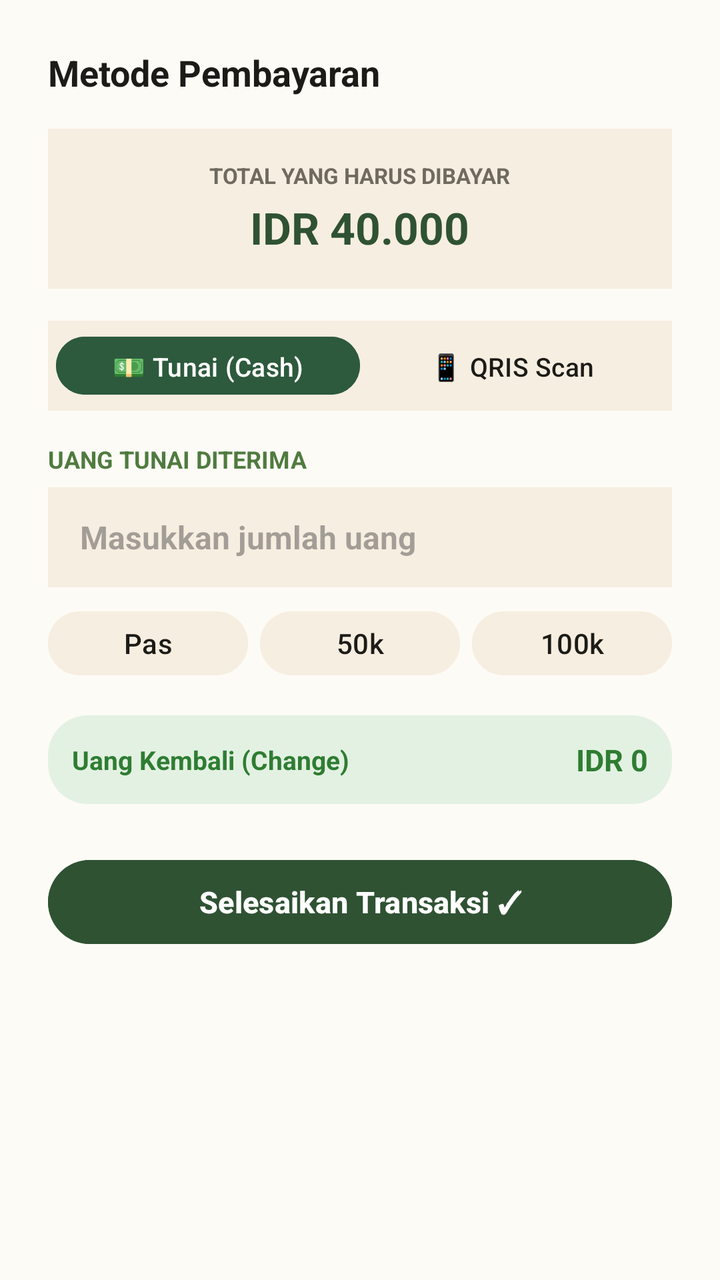
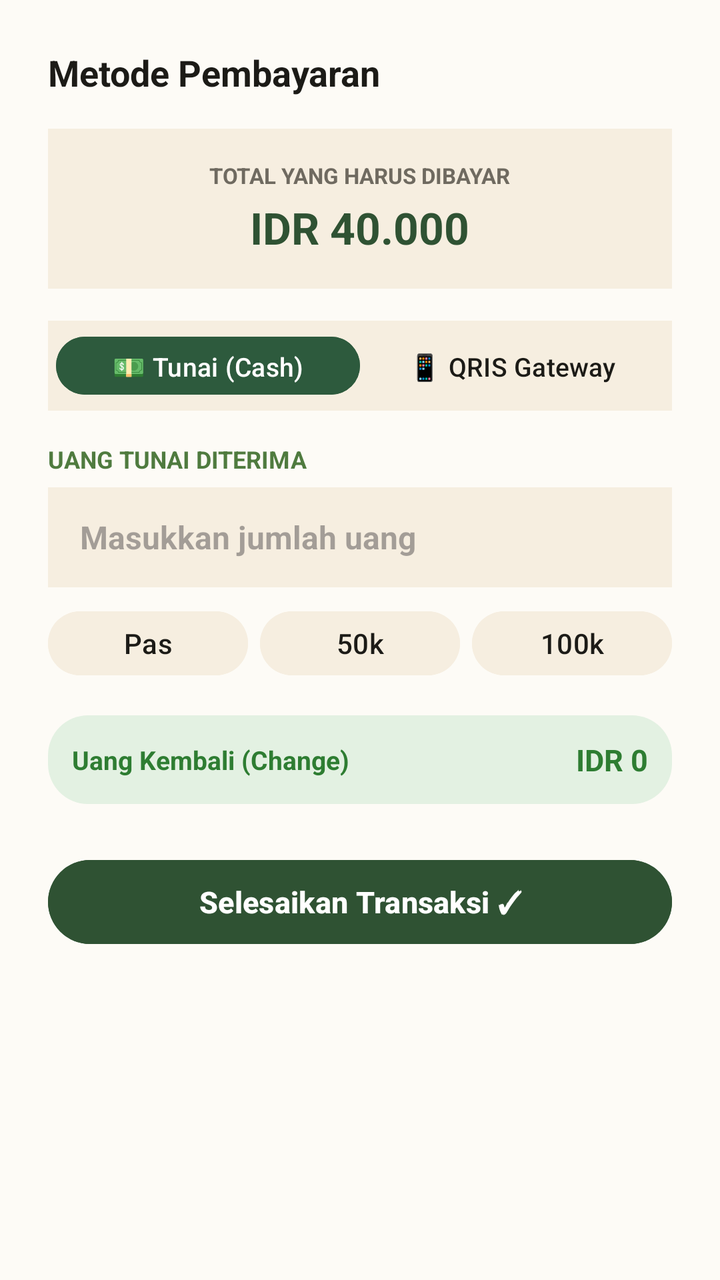

Screens rendered from an Android XML layout before and after an edit, with the pre-edit source and the edit as a unified diff.
<!-- AndroidManifest.xml: application theme Theme.Machaindo -->
<!-- res/layout/dialog_payment.xml -->
<?xml version="1.0" encoding="utf-8"?>
<LinearLayout xmlns:android="http://schemas.android.com/apk/res/android"
    android:layout_width="match_parent"
    android:layout_height="wrap_content"
    android:background="@color/matcha_cream"
    android:orientation="vertical"
    android:padding="24dp">

    <TextView
        android:layout_width="match_parent"
        android:layout_height="wrap_content"
        android:text="Metode Pembayaran"
        android:textColor="@color/matcha_text"
        android:textSize="18sp"
        android:textStyle="bold" />

    <LinearLayout
        android:layout_width="match_parent"
        android:layout_height="wrap_content"
        android:layout_marginTop="16dp"
        android:background="@color/matcha_field"
        android:gravity="center"
        android:orientation="vertical"
        android:padding="16dp">

        <TextView
            android:layout_width="wrap_content"
            android:layout_height="wrap_content"
            android:text="TOTAL YANG HARUS DIBAYAR"
            android:textColor="@color/matcha_muted"
            android:textSize="11sp"
            android:textStyle="bold" />

        <TextView
            android:id="@+id/tvDialogTotal"
            android:layout_width="wrap_content"
            android:layout_height="wrap_content"
            android:layout_marginTop="4dp"
            android:text="IDR 40.000"
            android:textColor="@color/green_dark"
            android:textSize="22sp"
            android:textStyle="bold" />
    </LinearLayout>

    
    <LinearLayout
        android:layout_width="match_parent"
        android:layout_height="45dp"
        android:layout_marginTop="16dp"
        android:background="@color/matcha_field"
        android:orientation="horizontal"
        android:padding="4dp">

        <Button
            android:id="@+id/btnTabTunai"
            android:layout_width="0dp"
            android:layout_height="match_parent"
            android:layout_weight="1"
            android:backgroundTint="@color/matcha_green"
            android:text="💵 Tunai (Cash)"
            android:textAllCaps="false"
            android:textColor="@color/white"
            android:textSize="13sp" />

        <Button
            android:id="@+id/btnTabQris"
            android:layout_width="0dp"
            android:layout_height="match_parent"
            android:layout_weight="1"
            android:backgroundTint="@android:color/transparent"
            android:text="📱 QRIS Scan"
            android:textAllCaps="false"
            android:textColor="@color/matcha_text"
            android:textSize="13sp" />
    </LinearLayout>

    
    <LinearLayout
        android:id="@+id/layoutTunai"
        android:layout_width="match_parent"
        android:layout_height="wrap_content"
        android:layout_marginTop="16dp"
        android:orientation="vertical">

        <TextView
            android:layout_width="match_parent"
            android:layout_height="wrap_content"
            android:text="UANG TUNAI DITERIMA"
            android:textColor="@color/matcha_label"
            android:textSize="12sp"
            android:textStyle="bold" />

        <EditText
            android:id="@+id/etUangDiterima"
            android:layout_width="match_parent"
            android:layout_height="50dp"
            android:layout_marginTop="6dp"
            android:background="@color/matcha_field"
            android:hint="Masukkan jumlah uang"
            android:inputType="numberDecimal"
            android:paddingHorizontal="16dp"
            android:textColor="@color/matcha_text"
            android:textSize="16sp"
            android:textStyle="bold" />

        <LinearLayout
            android:layout_width="match_parent"
            android:layout_height="wrap_content"
            android:layout_marginTop="8dp"
            android:orientation="horizontal"
            android:weightSum="3">

            <Button
                android:id="@+id/btnPas"
                android:layout_width="0dp"
                android:layout_height="40dp"
                android:layout_weight="1"
                android:backgroundTint="@color/matcha_field"
                android:text="Pas"
                android:textColor="@color/matcha_text" />

            <Button
                android:id="@+id/btn50k"
                android:layout_width="0dp"
                android:layout_height="40dp"
                android:layout_weight="1"
                android:layout_marginStart="6dp"
                android:backgroundTint="@color/matcha_field"
                android:text="50k"
                android:textColor="@color/matcha_text" />

            <Button
                android:id="@+id/btn100k"
                android:layout_width="0dp"
                android:layout_height="40dp"
                android:layout_weight="1"
                android:layout_marginStart="6dp"
                android:backgroundTint="@color/matcha_field"
                android:text="100k"
                android:textColor="@color/matcha_text" />
        </LinearLayout>

        <LinearLayout
            android:layout_width="match_parent"
            android:layout_height="wrap_content"
            android:layout_marginTop="16dp"
            android:background="@drawable/bg_online_badge"
            android:gravity="center_vertical"
            android:orientation="horizontal"
            android:padding="12dp">

            <TextView
                android:layout_width="0dp"
                android:layout_height="wrap_content"
                android:layout_weight="1"
                android:text="Uang Kembali (Change)"
                android:textColor="@color/online_text"
                android:textSize="13sp"
                android:textStyle="bold" />

            <TextView
                android:id="@+id/tvKembalian"
                android:layout_width="wrap_content"
                android:layout_height="wrap_content"
                android:text="IDR 0"
                android:textColor="@color/online_text"
                android:textSize="15sp"
                android:textStyle="bold" />
        </LinearLayout>
    </LinearLayout>

    
    <LinearLayout
        android:id="@+id/layoutQris"
        android:layout_width="match_parent"
        android:layout_height="wrap_content"
        android:layout_marginTop="16dp"
        android:gravity="center"
        android:orientation="vertical"
        android:visibility="gone">

        <TextView
            android:layout_width="wrap_content"
            android:layout_height="wrap_content"
            android:text="📷 Scan QRIS untuk Pembayaran"
            android:textColor="@color/matcha_text"
            android:textSize="14sp"
            android:textStyle="bold" />

        <ImageView
            android:layout_width="160dp"
            android:layout_height="160dp"
            android:layout_marginTop="12dp"
            android:background="@color/matcha_field"
            android:contentDescription="QRIS Barcode"
            android:padding="12dp"
            android:src="@android:drawable/ic_menu_camera" />

        <TextView
            android:id="@+id/tvQrisNominal"
            android:layout_width="wrap_content"
            android:layout_height="wrap_content"
            android:layout_marginTop="8dp"
            android:text="Nominal QRIS: IDR 40.000"
            android:textColor="@color/matcha_text"
            android:textSize="14sp"
            android:textStyle="bold" />

        <TextView
            android:layout_width="wrap_content"
            android:layout_height="wrap_content"
            android:layout_marginTop="4dp"
            android:text="Merchant: KopiKasir Senopati\nNMID: ID1029384756"
            android:textAlignment="center"
            android:textColor="@color/matcha_muted"
            android:textSize="12sp" />
    </LinearLayout>

    <Button
        android:id="@+id/btnSelesaikanTransaksi"
        android:layout_width="match_parent"
        android:layout_height="50dp"
        android:layout_marginTop="24dp"
        android:backgroundTint="@color/green_dark"
        android:text="Selesaikan Transaksi ✓"
        android:textAllCaps="false"
        android:textColor="@color/white"
        android:textSize="15sp"
        android:textStyle="bold" />

</LinearLayout>
<!-- resources referenced by this layout -->
<resources>
  <color name="green_dark">#2F5233</color>
  <color name="matcha_cream">#FFFDFBF6</color>
  <color name="matcha_field">#FFF6EEE0</color>
  <color name="matcha_green">#FF2D5A3D</color>
  <color name="matcha_label">#FF4F7B3F</color>
  <color name="matcha_muted">#FF6F6A60</color>
  <color name="matcha_text">#FF1C1B17</color>
  <color name="online_text">#2E7D32</color>
  <color name="white">#FFFFFFFF</color>
  <!-- drawable bg_online_badge (drawable) -->
  <shape xmlns:android="http://schemas.android.com/apk/res/android" android:shape="rectangle">
      <solid android:color="@color/online_bg"/>
      <corners android:radius="20dp"/>
  </shape>
  <style name="Theme.Machaindo" parent="Theme.Material3.Light.NoActionBar">
          <item name="colorPrimary">@color/green_dark</item>
          <item name="android:statusBarColor">@color/cream_header</item>
          <item name="android:windowLightStatusBar">true</item>
      </style>
  <color name="online_bg">#E3F1E2</color>
  <color name="cream_header">#F3ECDD</color>
</resources>

<!-- the commit's change to res/layout/dialog_payment.xml (unified diff, before → after) -->
@@ -68,7 +68,7 @@
             android:layout_height="match_parent"
             android:layout_weight="1"
             android:backgroundTint="@android:color/transparent"
-            android:text="📱 QRIS Scan"
+            android:text="📱 QRIS Gateway"
             android:textAllCaps="false"
             android:textColor="@color/matcha_text"
             android:textSize="13sp" />
@@ -182,37 +182,51 @@
         <TextView
             android:layout_width="wrap_content"
             android:layout_height="wrap_content"
-            android:text="📷 Scan QRIS untuk Pembayaran"
+            android:text="📱 QRIS Payment Gateway"
             android:textColor="@color/matcha_text"
             android:textSize="14sp"
             android:textStyle="bold" />
 
         <ImageView
-            android:layout_width="160dp"
-            android:layout_height="160dp"
-            android:layout_marginTop="12dp"
+            android:layout_width="140dp"
+            android:layout_height="140dp"
+            android:layout_marginTop="10dp"
             android:background="@color/matcha_field"
             android:contentDescription="QRIS Barcode"
-            android:padding="12dp"
+            android:padding="8dp"
             android:src="@android:drawable/ic_menu_camera" />
 
         <TextView
             android:id="@+id/tvQrisNominal"
             android:layout_width="wrap_content"
             android:layout_height="wrap_content"
-            android:layout_marginTop="8dp"
+            android:layout_marginTop="6dp"
             android:text="Nominal QRIS: IDR 40.000"
             android:textColor="@color/matcha_text"
             android:textSize="14sp"
             android:textStyle="bold" />
 
         <TextView
-            android:layout_width="wrap_content"
-            android:layout_height="wrap_content"
-            android:layout_marginTop="4dp"
-            android:text="Merchant: KopiKasir Senopati\nNMID: ID1029384756"
-            android:textAlignment="center"
-            android:textColor="@color/matcha_muted"
+            android:id="@+id/tvQrisStatus"
+            android:layout_width="wrap_content"
+            android:layout_height="wrap_content"
+            android:layout_marginTop="6dp"
+            android:background="@drawable/bg_online_badge"
+            android:paddingHorizontal="12dp"
+            android:paddingVertical="4dp"
+            android:text="Status: Menunggu Pembayaran..."
+            android:textColor="#D97706"
+            android:textSize="12sp"
+            android:textStyle="bold" />
+
+        <Button
+            android:id="@+id/btnCekStatusQris"
+            style="?attr/materialButtonOutlinedStyle"
+            android:layout_width="match_parent"
+            android:layout_height="40dp"
+            android:layout_marginTop="10dp"
+            android:text="🔄 Cek Status Payment Gateway"
+            android:textColor="@color/green_dark"
             android:textSize="12sp" />
     </LinearLayout>
 
